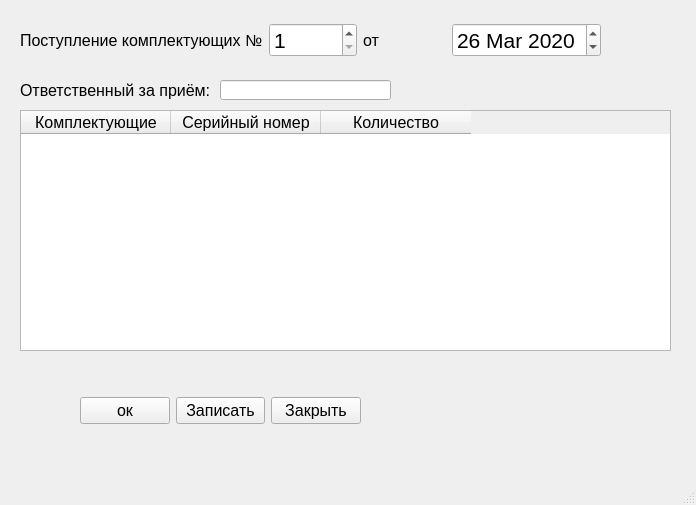
The window that qt_version/ui/add_parts_form.ui (kerniee/abp_final_plz_work) describes before a commit, drawn with Qt 5.
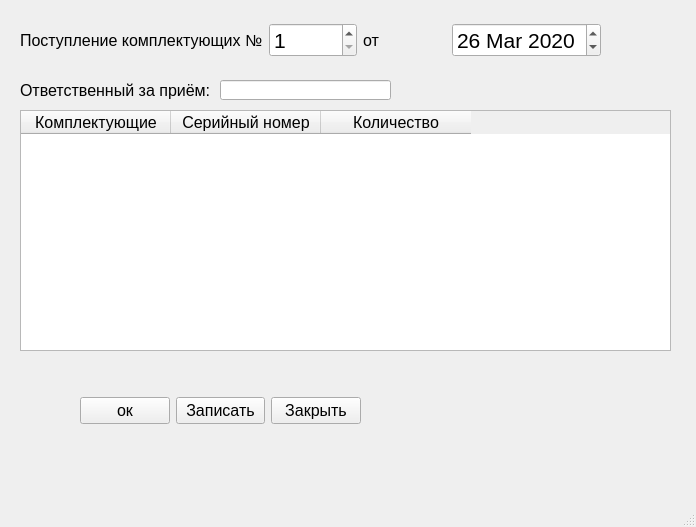
The same window after the commit.

Commit message: исправление ошибки с названием кнопки

What changed in the file:
```diff
--- a/qt_version/ui/add_parts_form.ui
+++ b/qt_version/ui/add_parts_form.ui
@@ -7,7 +7,7 @@
     <x>0</x>
     <y>0</y>
     <width>696</width>
-    <height>505</height>
+    <height>527</height>
    </rect>
   </property>
   <property name="font">
```
Left out of the diff: 2 changed lines with no effect on the pictures.
